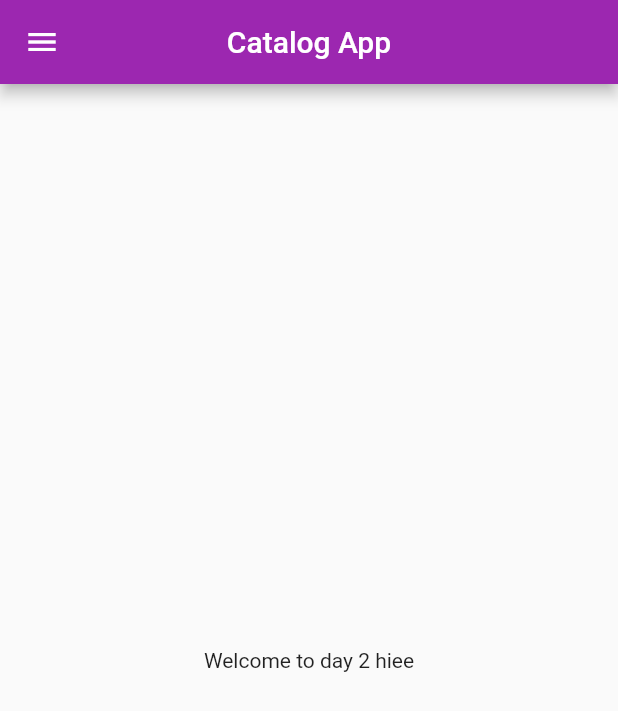
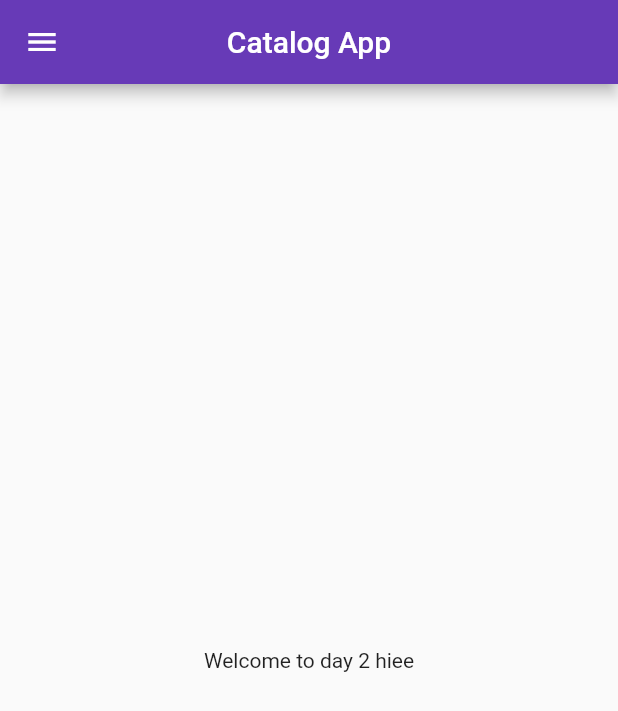
Before and after one commit to AdityaxBhatt/CatalogeFlutter, a Flutter app: the screen it shows after launch, on a phone screen of 412 x 824 dp. Shown: the top 711 px of the screen. Run offline on Flutter 3.47's test engine with Material 2 defaults, Android fonts, the phone set to English and light mode, and no system bars.

Commit message:
Day 2 completed

```diff
--- a/lib/homepage.dart
+++ /dev/null
@@ -1,22 +0,0 @@
-import 'package:flutter/material.dart';
-
-class HomePage extends StatelessWidget {
-  int day = 2;
-
-  @override
-  Widget build(BuildContext context) {
-    return Scaffold(
-      appBar: AppBar(
-        title: Text("Catalog App"),
-        centerTitle: true,
-        backgroundColor: Colors.purple,
-      ),
-      body: Center(
-        child: Container(
-          child: Text("Welcome to day $day hiee"),
-        ),
-      ),
-      drawer: Drawer(),
-    );
-  }
-}
--- a/lib/main.dart
+++ b/lib/main.dart
@@ -1,4 +1,4 @@
-import 'package:cataloge/homepage.dart';
+import 'package:cataloge/pages/homepage.dart';
 import 'package:flutter/material.dart';
 
 void main() {
@@ -11,6 +11,9 @@ class MyApp extends StatelessWidget {
   Widget build(BuildContext context) {
     return MaterialApp(
       home: HomePage(),
+      themeMode: ThemeMode.system,
+      theme: ThemeData(primarySwatch: Colors.deepPurple),
+      darkTheme: ThemeData(brightness: Brightness.dark),
     );
   }
 }
--- /dev/null
+++ b/lib/pages/homepage.dart
@@ -0,0 +1,20 @@
+import 'package:flutter/material.dart';
+
+class HomePage extends StatelessWidget {
+  int day = 2;
+
+  @override
+  Widget build(BuildContext context) {
+    return Scaffold(
+        appBar: AppBar(
+          title: Text("Catalog App"),
+          centerTitle: true,
+        ),
+        body: Center(
+          child: Container(
+            child: Text("Welcome to day $day hiee"),
+          ),
+        ),
+        drawer: Drawer());
+  }
+}
```
